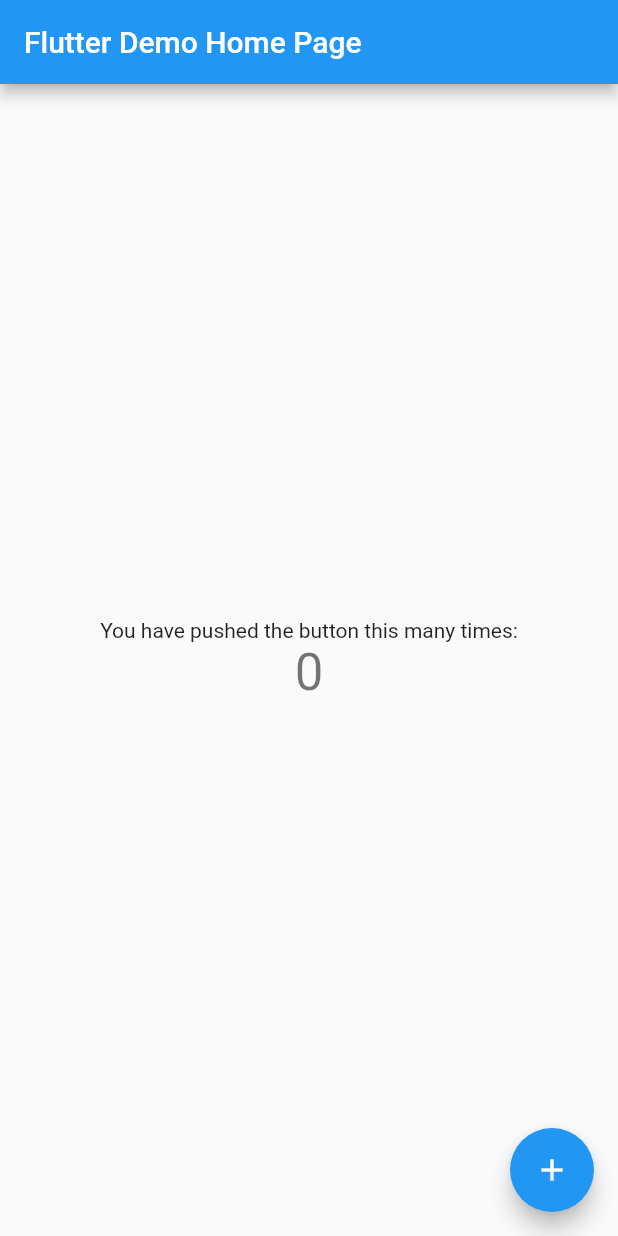
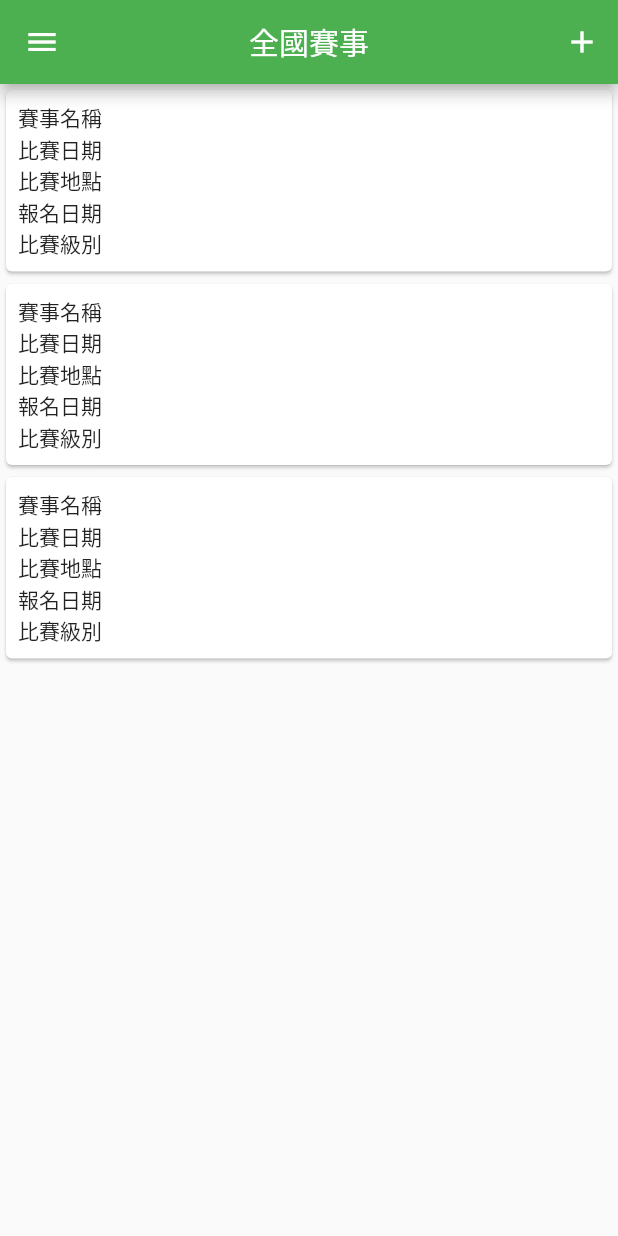
Before and after one commit to michael830713/tennis_tournament, a Flutter app: the screen it shows after launch, on a phone screen of 412 x 824 dp. Run offline on Flutter 3.47's test engine with Material 2 defaults, Android fonts, the phone set to English and light mode, and no system bars; our stand-ins replace logger.

Commit message:
added the card for listView

```diff
--- /dev/null
+++ b/lib/constants.dart
@@ -0,0 +1,4 @@
+class Constants {
+  static const String mainTitle = '全國賽事';
+  static const String favoritesPageTitle = '最愛賽事';
+}
--- /dev/null
+++ b/lib/favorites_page.dart
@@ -0,0 +1,10 @@
+import 'package:flutter/cupertino.dart';
+
+class FavoritesPage extends StatelessWidget {
+  @override
+  Widget build(BuildContext context) {
+    return Center(
+      child: Text('favorites'),
+    );
+  }
+}
--- a/lib/main.dart
+++ b/lib/main.dart
@@ -1,17 +1,23 @@
 import 'package:flutter/material.dart';
+import 'package:logger/logger.dart';
+import 'package:tennis_tournament/favorites_page.dart';
+import 'package:tennis_tournament/constants.dart';
+
+import 'main_tournament_page.dart';
 
 void main() => runApp(MyApp());
+Logger logger = Logger();
 
 class MyApp extends StatelessWidget {
-  // This widget is the root of your application.
   @override
   Widget build(BuildContext context) {
     return MaterialApp(
+      debugShowCheckedModeBanner: false,
       title: 'Flutter Demo',
       theme: ThemeData(
-        primarySwatch: Colors.blue,
+        primarySwatch: Colors.green,
       ),
-      home: MyHomePage(title: 'Flutter Demo Home Page'),
+      home: MyHomePage(title: Constants.mainTitle),
     );
   }
 }
@@ -26,39 +32,64 @@ class MyHomePage extends StatefulWidget {
 }
 
 class _MyHomePageState extends State<MyHomePage> {
-  int _counter = 0;
+  Widget mainFragment = MainTournamentPage();
+  String title;
 
-  void _incrementCounter() {
-    setState(() {
-      _counter++;
-    });
+  Drawer _buildDrawer(BuildContext context) {
+    return Drawer(
+      child: ListView(
+        padding: EdgeInsets.zero,
+        children: <Widget>[
+          DrawerHeader(
+            child: Text('Drawer Header'),
+            decoration: BoxDecoration(color: Colors.green),
+          ),
+          ListTile(
+            title: Text(Constants.mainTitle),
+            onTap: () {
+              setState(() {
+                title = Constants.mainTitle;
+                mainFragment = MainTournamentPage();
+              });
+              Navigator.pop(context);
+            },
+          ),
+          ListTile(
+            title: Text(Constants.favoritesPageTitle),
+            onTap: () {
+              setState(() {
+                title = Constants.favoritesPageTitle;
+                mainFragment = FavoritesPage();
+              });
+              Navigator.pop(context);
+            },
+          ),
+        ],
+      ),
+    );
+  }
+
+  @override
+  void didChangeDependencies() {
+    title = widget.title;
+    super.didChangeDependencies();
   }
 
   @override
   Widget build(BuildContext context) {
     return Scaffold(
+      drawer: _buildDrawer(context),
       appBar: AppBar(
-        title: Text(widget.title),
+        actions: <Widget>[
+          IconButton(
+            icon: Icon(Icons.add),
+            onPressed: () => logger.d('add is presses'),
+          )
+        ],
+        title: Text(title),
+        centerTitle: true,
       ),
-      body: Center(
-        child: Column(
-          mainAxisAlignment: MainAxisAlignment.center,
-          children: <Widget>[
-            Text(
-              'You have pushed the button this many times:',
-            ),
-            Text(
-              '$_counter',
-              style: Theme.of(context).textTheme.display1,
-            ),
-          ],
-        ),
-      ),
-      floatingActionButton: FloatingActionButton(
-        onPressed: _incrementCounter,
-        tooltip: 'Increment',
-        child: Icon(Icons.add),
-      ), // This trailing comma makes auto-formatting nicer for build methods.
+      body: mainFragment,
     );
   }
 }
--- /dev/null
+++ b/lib/main_tournament_page.dart
@@ -0,0 +1,32 @@
+import 'package:flutter/cupertino.dart';
+import 'package:flutter/material.dart';
+
+class MainTournamentPage extends StatelessWidget {
+  const MainTournamentPage({
+    Key key,
+  }) : super(key: key);
+
+  @override
+  Widget build(BuildContext context) {
+    return ListView.builder(
+      itemCount: 3,
+      itemBuilder: (BuildContext context, int index) {
+        return Card(
+          child: Padding(
+            padding: const EdgeInsets.all(8.0),
+            child: Column(
+              crossAxisAlignment: CrossAxisAlignment.start,
+              children: <Widget>[
+                Text('賽事名稱'),
+                Text('比賽日期'),
+                Text('比賽地點'),
+                Text('報名日期'),
+                Text('比賽級別'),
+              ],
+            ),
+          ),
+        );
+      },
+    );
+  }
+}
--- a/pubspec.yaml
+++ b/pubspec.yaml
@@ -19,6 +19,7 @@ environment:
 dependencies:
   flutter:
     sdk: flutter
+  logger: ^0.8.2
 
   # The following adds the Cupertino Icons font to your application.
   # Use with the CupertinoIcons class for iOS style icons.
```
Also changed, not shown: pubspec.lock.
